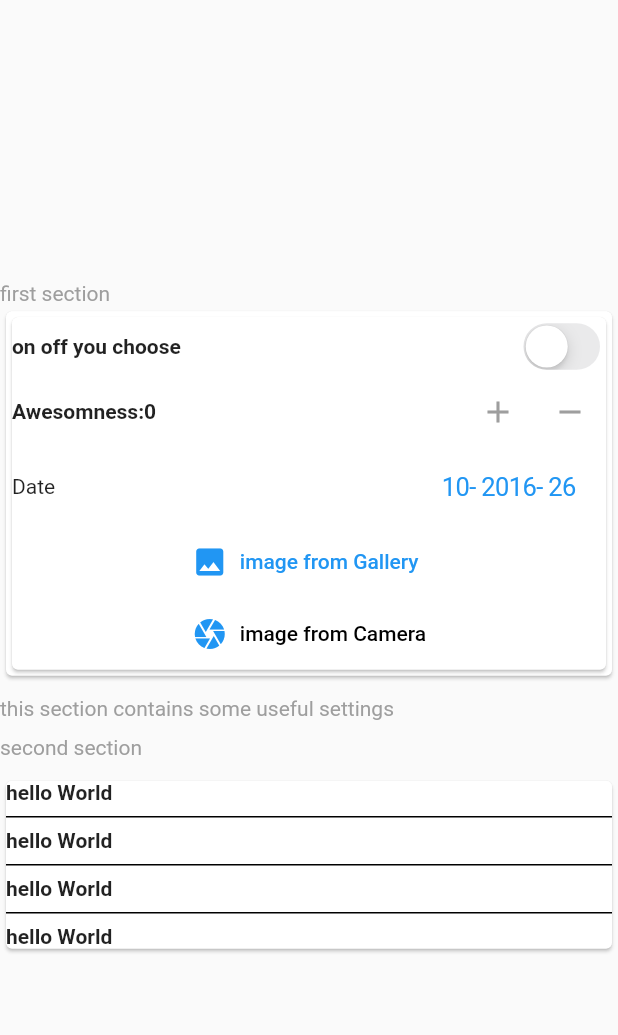
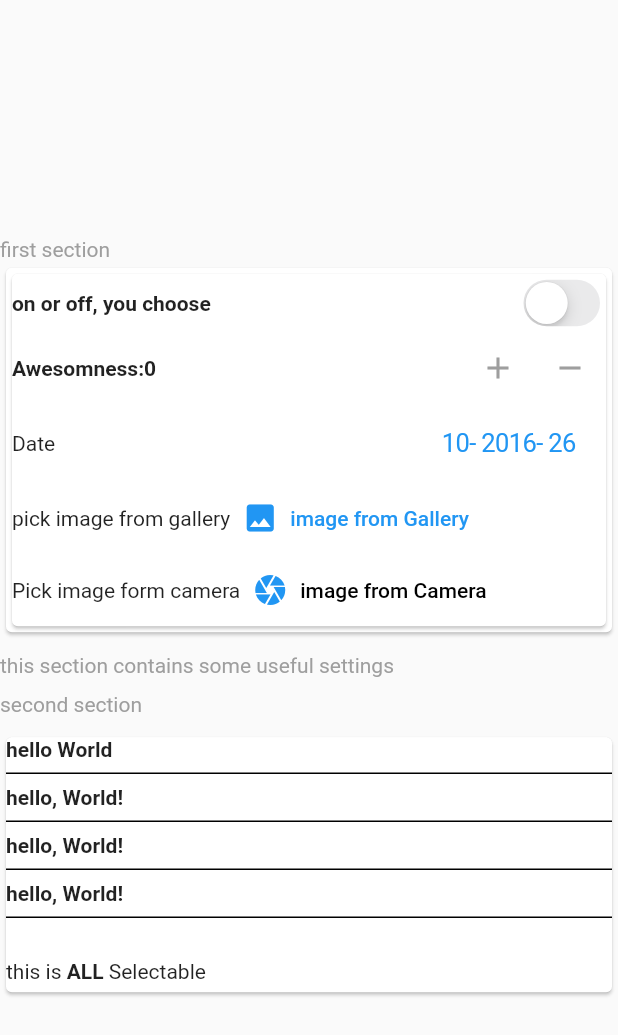
Before and after one commit to Amjadyabroudi128/demo, a Flutter app: the screen it shows after launch, on a phone screen of 412 x 824 dp. Shown: the top 1035 px of the screen. Run offline on Flutter 3.47's test engine with Material 2 defaults, Android fonts, the phone set to English and light mode, and no system bars; our stand-ins replace image_picker.

Commit message:
Update main.dart

```diff
--- a/lib/main.dart
+++ b/lib/main.dart
@@ -89,8 +89,9 @@ class _DemoState extends State<Demo> {
                       children: [
                         Row(
                           children: [
-                            Text('on off you choose', style: TextStyle(fontWeight: FontWeight.bold)),
+                            Text('on or off, you choose', style: TextStyle(fontWeight: FontWeight.bold)),
                             Spacer(),
+                            // this is a dark light them toggle switch
                             CupertinoSwitch(
                               value: isSwitched,
                               onChanged: (bool value){
@@ -126,8 +127,11 @@ class _DemoState extends State<Demo> {
                           ],
                         ),
                         Column(
-                          crossAxisAlignment: CrossAxisAlignment.start,
                           children: [
+
+                            Row(
+                              children: [
+                                Text('pick image from gallery'),
                                 TextButton.icon(
                                   icon: Icon(Icons.photo),
                                   label: Text('image from Gallery'),
@@ -135,6 +139,11 @@ class _DemoState extends State<Demo> {
                                     pickImage();
                                   },
                                 ),
+                              ],
+                            ),
+                            Row(
+                              children: [
+                                Text('Pick image form camera'),
                                 TextButton.icon(
                                   icon: Icon(Icons.camera),
                                   label: Text('image from Camera', style: TextStyle(
@@ -144,6 +153,9 @@ class _DemoState extends State<Demo> {
                                     pickImageC();
                                   },
                                 ),
+                              ],
+                            )
+
                           ],
                         )
                       ],
@@ -162,13 +174,34 @@ class _DemoState extends State<Demo> {
 
                       crossAxisAlignment: CrossAxisAlignment.start,
                       children: [
-                        Text('hello World', style: TextStyle(fontWeight: FontWeight.bold),),
+                        SelectableText('hello World', style: TextStyle(fontWeight: FontWeight.bold, ),
+                        ),
                         Divider(color: Colors.black, thickness: 1,),
-                        Text('hello World', style: TextStyle(fontWeight: FontWeight.bold),),
+                        Text('hello, World!', style: TextStyle(fontWeight: FontWeight.bold),),
                         Divider(color: Colors.black, thickness: 1,),
-                        Text('hello World', style: TextStyle(fontWeight: FontWeight.bold),),
+                        Text('hello, World!', style: TextStyle(fontWeight: FontWeight.bold),),
                         Divider(color: Colors.black, thickness: 1,),
-                        Text('hello World', style: TextStyle(fontWeight: FontWeight.bold),),
+                        Text('hello, World!', style: TextStyle(fontWeight: FontWeight.bold),),
+                        Divider(color: Colors.black, thickness: 1,),
+                        SelectableText.rich(
+                          TextSpan(
+                            text: "this is ",     style: DefaultTextStyle.of(context).style,
+                            children: [
+                              TextSpan(
+                                text: "ALL " , style: TextStyle(
+                                fontWeight: FontWeight.bold,
+                              )
+                              ),
+                              TextSpan(
+                                text:  "Selectable ",
+                                style: TextStyle(
+                                  height: 3.0,
+                                )
+                              ),
+                            ],
+                          ),
+                        ),
+
                       ],
                     ),
                   ),
@@ -236,7 +269,7 @@ class _DatePickerExampleState extends State<DatePickerExample> {
       child: Container(
         color: Colors.white,
         child: Text('${date.month}- ${date.year}- ${date.day}'),
-      )
+      ),
     );
 
   }
```
Lines whose indentation alone changed are shown as unchanged.
